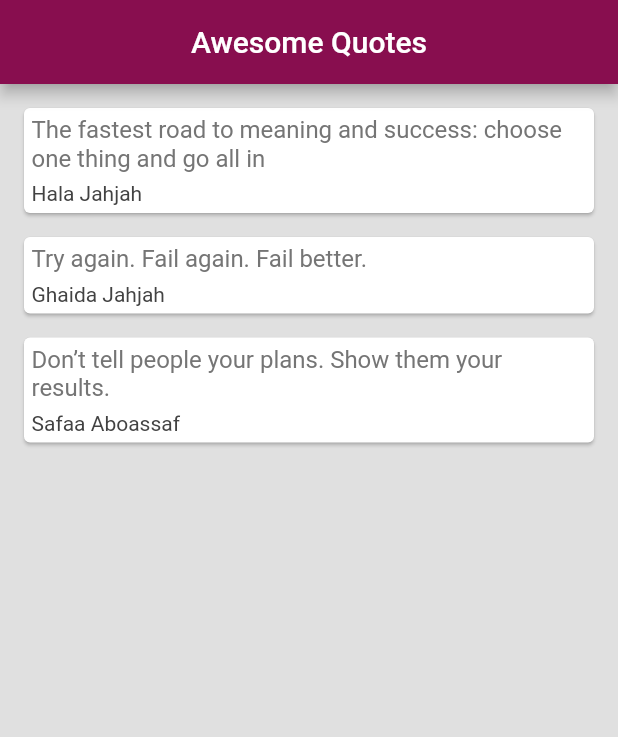
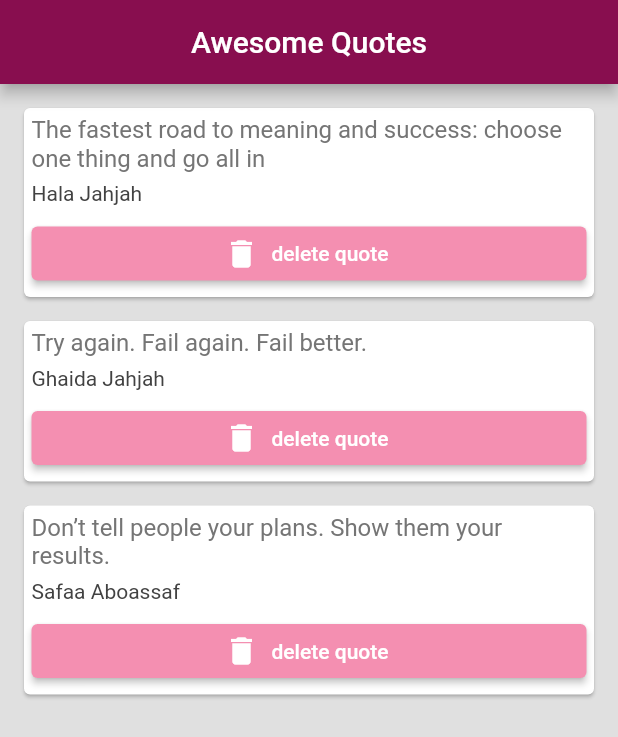
Before and after one commit to HalaJah/FlutterLearningJourney, a Flutter app: the screen it shows after launch, on a phone screen of 412 x 824 dp. Shown: the top 737 px of the screen. Run offline on Flutter 3.47's test engine with Material 2 defaults, Android fonts, the phone set to English and light mode, and no system bars.

Commit message:
ElvatedButton.icon added

```diff
--- a/flutter_application_3/lib/main.dart
+++ b/flutter_application_3/lib/main.dart
@@ -1,5 +1,6 @@
 import 'package:flutter/material.dart';
-import 'Quote.dart';
+import 'quote.dart';
+import 'quote_card.dart';
 
 void main() => runApp(MaterialApp(
   home: QuoteList(),
@@ -19,9 +20,6 @@ class _QuoteListState extends State<QuoteList>{
     Quote(text:'Don’t tell people your plans. Show them your results.', author: 'Safaa Aboassaf')
   ];
 
-  Widget quoteTemplate(quote){
-    return new QuoteCard(quote: quote);
-  }
   @override
   Widget build(BuildContext context) {
     return Scaffold(
@@ -33,48 +31,9 @@ class _QuoteListState extends State<QuoteList>{
       ),
       body: Column(
         crossAxisAlignment: CrossAxisAlignment.start,
-        children: quoteList.map((quote) => quoteTemplate(quote)).toList(),
+        children: quoteList.map((quote) => QuoteCard(quote: quote)).toList(),
       )
     );
   }
 
 }
-
-class QuoteCard extends StatelessWidget {
-
-  final Quote quote;
-  QuoteCard({required this.quote});
-
-  @override
-  Widget build(BuildContext context) {
-    return Card(
-      margin: EdgeInsets.fromLTRB(16.0, 16.0, 16.0, 0.0),
-      child: Padding(
-        padding: const EdgeInsets.all(5.0),
-        child: Column(
-          crossAxisAlignment: CrossAxisAlignment.stretch,
-          children: <Widget> [
-            Text(
-              quote.text,
-              style: TextStyle(
-                color: Colors.grey[600],
-                fontSize: 16.0,
-              ),
-            ),
-
-            SizedBox(height: 6.0),
-
-            Text(
-              quote.author,
-              style: TextStyle(
-                color: Colors.grey[800],
-                fontSize: 14.0,
-              ),
-            )
-
-          ],
-        ),
-      )
-    );
-  }
-}
--- /dev/null
+++ b/flutter_application_3/lib/quote_card.dart
@@ -0,0 +1,54 @@
+import 'package:flutter/material.dart';
+import 'quote.dart';
+
+class QuoteCard extends StatelessWidget {
+
+  final Quote quote;
+  QuoteCard({required this.quote});
+
+  @override
+  Widget build(BuildContext context) {
+    return Card(
+      margin: EdgeInsets.fromLTRB(16.0, 16.0, 16.0, 0.0),
+      child: Padding(
+        padding: const EdgeInsets.all(5.0),
+        child: Column(
+          crossAxisAlignment: CrossAxisAlignment.stretch,
+          children: <Widget> [
+            Text(
+              quote.text,
+              style: TextStyle(
+                color: Colors.grey[600],
+                fontSize: 16.0,
+              ),
+            ),
+
+            SizedBox(height: 6.0),
+
+            Text(
+              quote.author,
+              style: TextStyle(
+                color: Colors.grey[800],
+                fontSize: 14.0,
+              ),
+            ),
+
+            SizedBox(height: 8.0),
+
+           ElevatedButton.icon(
+            onPressed: () {},
+            icon: Icon(Icons.delete),
+            label: Text('delete quote'),
+            style: ElevatedButton.styleFrom(
+                backgroundColor: Colors.pink[200],
+            ),
+           )
+
+
+
+          ],
+        ),
+      )
+    );
+  }
+}
```
